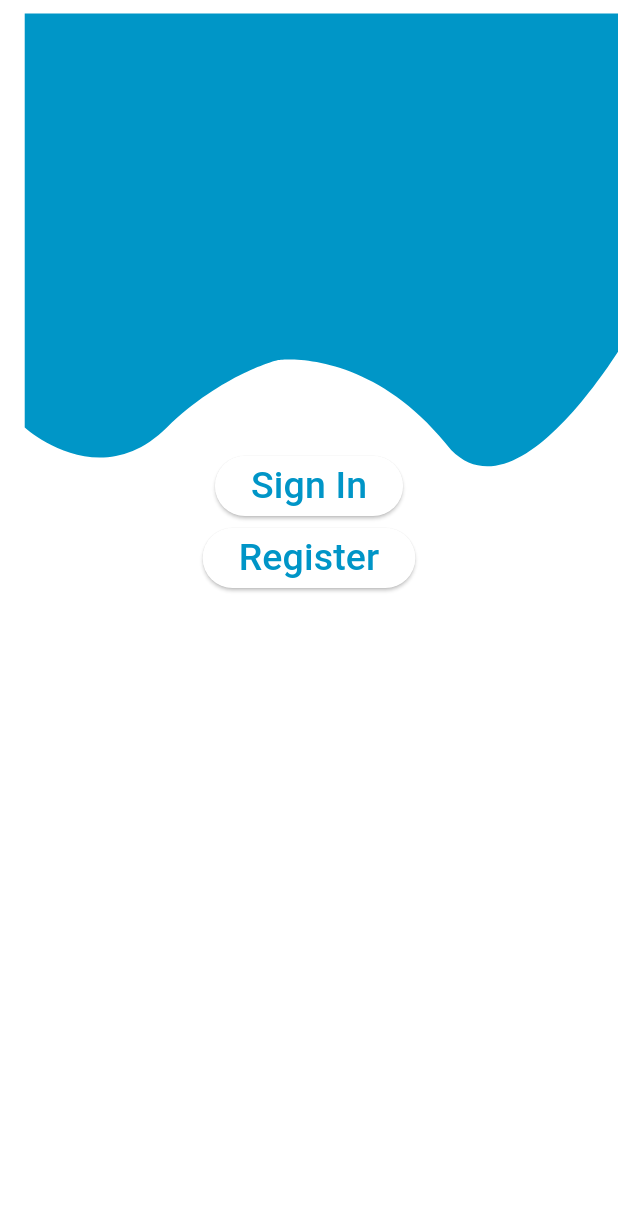
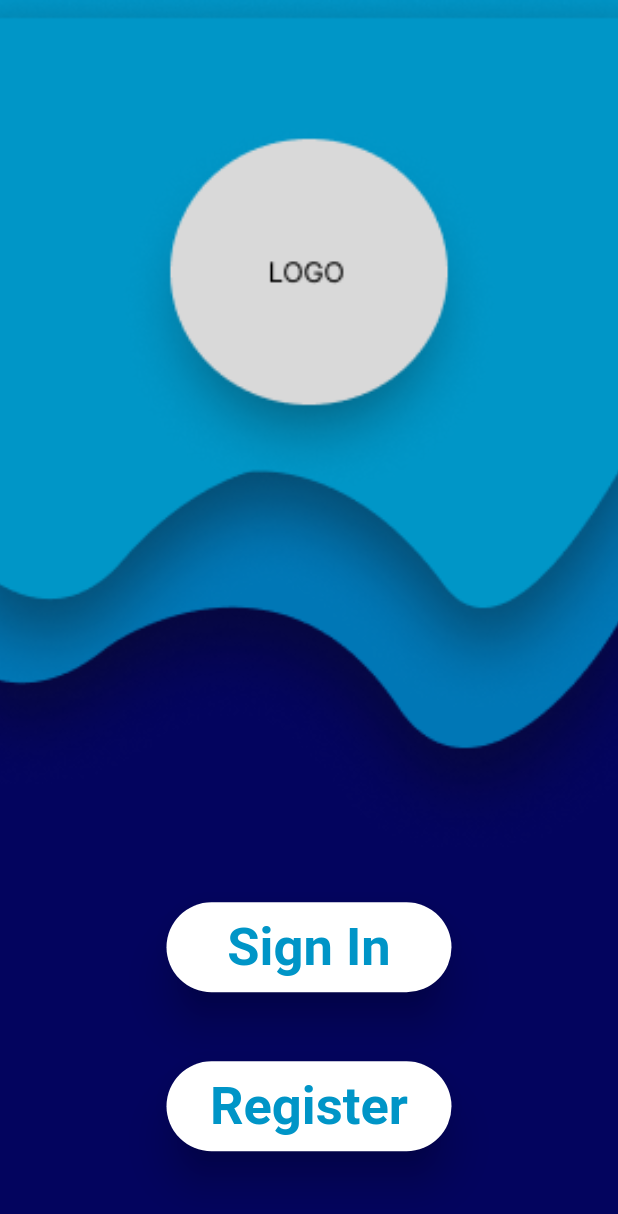
Before and after one commit to jovanoski05/banking4students, a Flutter app: the screen it shows after launch, after a tap on "Sign In", on a phone screen of 412 x 824 dp. Shown: the top 1214 px of the screen. Run offline on Flutter 3.47's test engine with Material 3 defaults, Android fonts, the phone set to English and light mode, and no system bars.

Commit message:
Design first screen

```diff
--- a/flutter-application/banking4students/lib/main.dart
+++ b/flutter-application/banking4students/lib/main.dart
@@ -14,100 +14,69 @@ class MyApp extends StatelessWidget {
       ),
 
       debugShowCheckedModeBanner: false,
+
+
+
       home: Scaffold(
 
-        backgroundColor: Colors.white,
-        body: Column(
-          children: [
+        backgroundColor: Color.fromARGB(255, 0, 149, 199),
 
-            Align(
-              alignment: Alignment.topLeft,
-              child: SizedBox(
-                  width: MediaQuery.of(context).size.width,
-                  height: 300,
-                  child: CustomPaint(
-                    painter: TopWave(),
-                ),
-              )
+        body: DecoratedBox(
+            decoration: BoxDecoration(
+              image: DecorationImage(image: AssetImage("assets/images/home_bg.png"), fit: BoxFit.cover),
+            ),
+            child: Center(
+              child: Column(
+                spacing: 10.5,
+                children: [
+
+                    SizedBox(height: 70,),
+
+                    SizedBox(
+                    width: 250,
+                    height: 250,
+                    child: DecoratedBox(decoration: BoxDecoration(
+                      image: DecorationImage(image: AssetImage('assets/images/Logo.png'), fit: BoxFit.cover)
+                    )),
+                    ),
+
+                    SizedBox(height: 250,),
+
+                     ElevatedButton(
+                        onPressed: () {},
+                        // style: ButtonStyle(elevation: MaterialStateProperty(12.0 )),
+                        style: ElevatedButton.styleFrom(
+                            elevation: 12.0,
+                            minimumSize: Size(190, 60),
+                            textStyle: TextStyle(color: Colors.black, fontSize: 35.0, fontWeight: FontWeight.bold),),
+                        child: Text('Sign In'),
+                      ),
+
+                      SizedBox(height: 25,),
+
+                       ElevatedButton(
+                        onPressed: () {},
+                        // style: ButtonStyle(elevation: MaterialStateProperty(12.0 )),
+                        style: ElevatedButton.styleFrom(
+                            elevation: 12.0,
+                            minimumSize: Size(190, 60),
+                            textStyle: const TextStyle(color: Colors.black, fontSize: 35.0, fontWeight: FontWeight.bold)),
+                        child: const Text('Register'),
+                      ),
+
+                ],
+
+
+
+              ),
+            ),
             ),
 
-            Center(
-            child: Column(
-              mainAxisAlignment: MainAxisAlignment.center,
-              crossAxisAlignment: CrossAxisAlignment.center,
-              children: [
-                ElevatedButton(
-                  style: ButtonStyle(
-                    backgroundColor: WidgetStateProperty.resolveWith<Color?>(
-                      (Set<WidgetState> states) {
-                        if (states.contains(WidgetState.pressed)) {
-                          return Theme.of(context).colorScheme.primary;
-                        }
-                        return null; // Use the component's default.
-                      },
-                    ),
-                  ),
-                  child: const Text('Sign In', style: TextStyle(fontSize: 25.0),),
-                  onPressed: () {
-                    // ...
-                  },
-                ),
 
-                ElevatedButton(
-              style: ButtonStyle(
-                backgroundColor: WidgetStateProperty.resolveWith<Color?>(
-                  (Set<WidgetState> states) {
-                    if (states.contains(WidgetState.pressed)) {
-                      return Theme.of(context).colorScheme.primary;
-                    }
-                    return null; // Use the component's default.
-                  },
-                ),
-              ),
-              child: const Text('Register', style: TextStyle(fontSize: 25.0),),
-              onPressed: () {
-                // ...
-              },
-            ),
-              ]
-            ),
-          ),]
+
+
       ),
-      ),
+
     );
   }
 }
-
-
-//Paintings
-
-//HomePage top wave
-
-  class TopWave extends CustomPainter {
-    @override
-    void paint(Canvas canvas, Size size) {
-      Paint paint = Paint();
-      Path path = Path();
-
-
-      // Path number 1
-
-
-      paint.color = Color(0xff0096C7);
-      path = Path();
-      path.lineTo(size.width * 0.04, size.height * 0.03);
-      path.cubicTo(size.width * 0.04, size.height * 0.03, size.width * 0.04, size.height * 0.95, size.width * 0.04, size.height * 0.95);
-      path.cubicTo(size.width * 0.04, size.height * 0.95, size.width * 0.16, size.height * 1.1, size.width * 0.27, size.height * 0.95);
-      path.cubicTo(size.width * 0.36, size.height * 0.83, size.width * 0.45, size.height * 0.8, size.width * 0.45, size.height * 0.8);
-      path.cubicTo(size.width * 0.45, size.height * 0.8, size.width * 0.6, size.height * 0.77, size.width * 0.73, size.height);
-      path.cubicTo(size.width * 0.83, size.height * 1.14, size.width * 0.98, size.height * 0.84, size.width * 1.04, size.height * 0.69);
-      path.cubicTo(size.width * 1.04, size.height * 0.69, size.width * 1.04, size.height * 0.03, size.width * 1.04, size.height * 0.03);
-      path.cubicTo(size.width * 1.04, size.height * 0.03, size.width * 0.04, size.height * 0.03, size.width * 0.04, size.height * 0.03);
-      path.cubicTo(size.width * 0.04, size.height * 0.03, size.width * 0.04, size.height * 0.03, size.width * 0.04, size.height * 0.03);
-      canvas.drawPath(path, paint);
-    }
-    @override
-    bool shouldRepaint(CustomPainter oldDelegate) {
-      return true;
-    }
-  }
--- a/flutter-application/banking4students/pubspec.yaml
+++ b/flutter-application/banking4students/pubspec.yaml
@@ -51,6 +51,8 @@ dev_dependencies:
 
 # The following section is specific to Flutter packages.
 flutter:
+  assets:
+    - assets/images/
 
   # The following line ensures that the Material Icons font is
   # included with your application, so that you can use the icons in
```
Also changed, not shown: flutter-application/banking4students/assets/images/Logo.png (added), flutter-application/banking4students/assets/images/home_bg.png (added).
